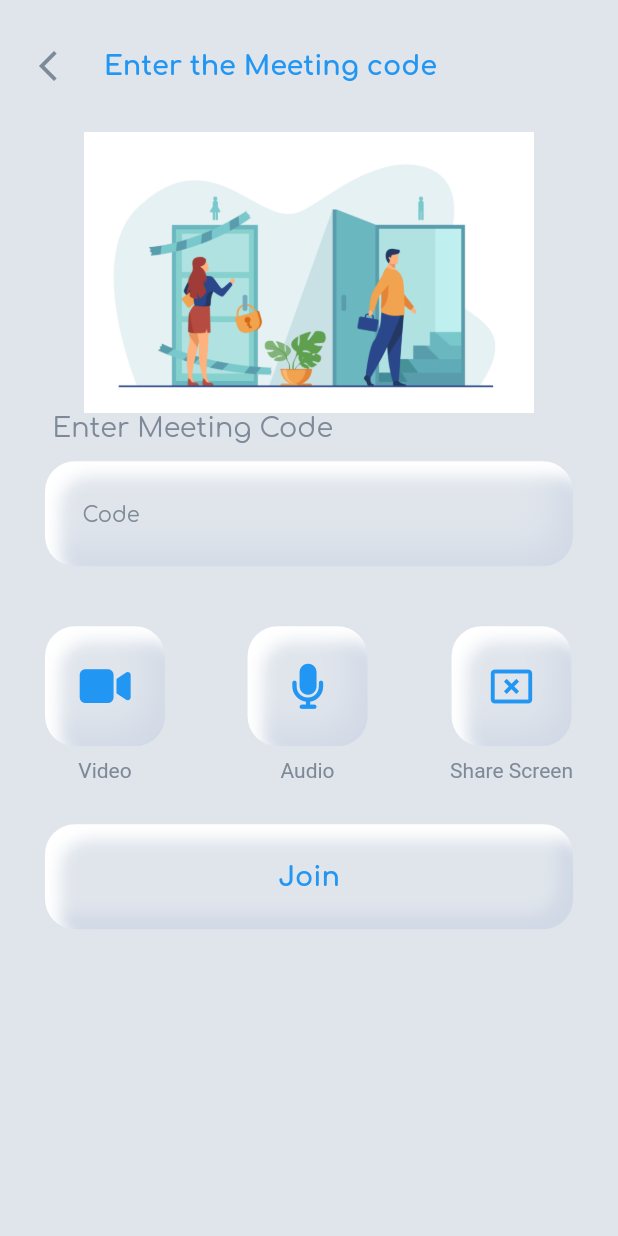
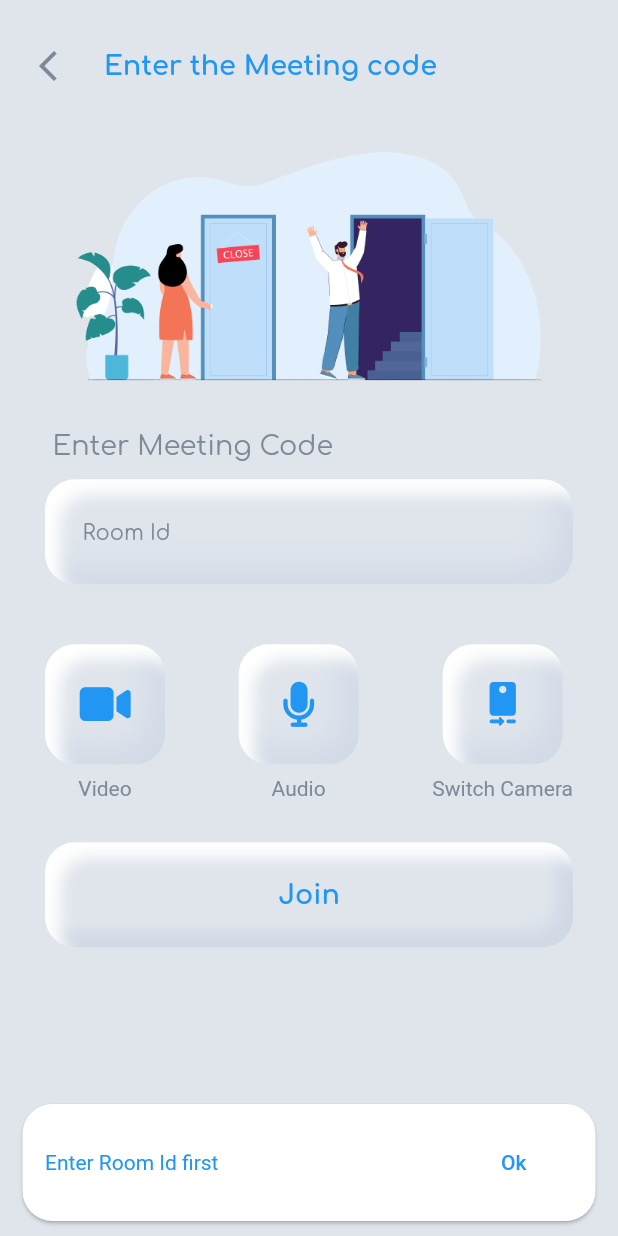
Before and after one commit to wasimk1501/Video_Conferencing_-_Messaging, a Flutter app: the JoinWithCode screen opened by its route, after a tap on "Video", after a tap on "Audio", after a tap on "Join", on a phone screen of 412 x 824 dp. Run offline on Flutter 3.47's test engine with Material 2 defaults, Android fonts, the phone set to English and light mode, and no system bars; our stand-ins replace firebase_auth, firebase_core, flutter_inset_box_shadow, font_awesome_flutter, form_field_validator, google_fonts and 3 more; missing offline and left inert: agora_rtc_engine; accounts and stored records are empty.

Commit message:
minor changes

```diff
--- a/lib/screens/create_meeting.dart
+++ b/lib/screens/create_meeting.dart
@@ -187,6 +187,9 @@ class _CreateMeetingState extends State<CreateMeeting> {
                                 MaterialPageRoute(
                                     builder: (context) => MeetingScreen(
                                           channelName: roomId,
+                                          isAudio: isAudio,
+                                          isVideo: isVideo,
+                                          isCameraFront: true,
                                         )));
                           } else {
                             Utils.showSnackbar(
--- a/lib/screens/join_with_code.dart
+++ b/lib/screens/join_with_code.dart
@@ -6,6 +6,10 @@ import 'package:video_conferencing/common/colors.dart';
 import 'package:video_conferencing/common/constant.dart';
 import 'package:video_conferencing/utils/joining_options.dart';
 import 'package:video_conferencing/utils/meet_textfield.dart';
+import 'package:video_conferencing/utils/other_utils/other_utils.dart';
+
+import '../utils/utils_class.dart';
+import 'meeting_screen.dart';
 
 class JoinWithCode extends StatefulWidget {
   const JoinWithCode({super.key});
@@ -14,13 +18,11 @@ class JoinWithCode extends StatefulWidget {
   State<JoinWithCode> createState() => _JoinWithCodeState();
 }
 
-TextEditingController codeController = TextEditingController();
-TextEditingController nameController = TextEditingController();
+TextEditingController meetTxtController = TextEditingController();
 
-// var uuid = Uuid();
 bool isAudio = false;
 bool isVideo = false;
-bool isShareScreen = false;
+bool isSwitchCamera = false;
 
 class _JoinWithCodeState extends State<JoinWithCode> {
   @override
@@ -67,13 +69,16 @@ class _JoinWithCodeState extends State<JoinWithCode> {
                     height: 20.0,
                   ),
                   Image.asset(
-                    "assets/images/room_join_vector.png",
-                    width: 300.0,
+                    "assets/images/room_join_vector2.png",
+                    width: 350.0,
+                  ),
+                  const SizedBox(
+                    height: 20.0,
                   ),
                   MeetTextfield(
-                    controller: codeController,
+                    controller: meetTxtController,
                     name: "Enter Meeting Code",
-                    hintText: "Code",
+                    hintText: "Room Id",
                     keyboardType: TextInputType.name,
                     readOnly: false,
                   ),
@@ -84,10 +89,17 @@ class _JoinWithCodeState extends State<JoinWithCode> {
                     mainAxisAlignment: MainAxisAlignment.spaceBetween,
                     children: [
                       GestureDetector(
-                        onTap: () {
+                        onTap: () async {
+                          bool isPermissionGranted =
+                              await handlePermissionsForCall(context);
+                          if (isPermissionGranted) {
                             setState(() {
                               isVideo = !isVideo;
                             });
+                          } else {
+                            Utils.showSnackbar(
+                                "Failed, Microphone Permission Required for Video Call");
+                          }
                         },
                         child: JoiningOption(
                             optionName: "Video",
@@ -96,10 +108,17 @@ class _JoinWithCodeState extends State<JoinWithCode> {
                                 : FontAwesomeIcons.videoSlash),
                       ),
                       GestureDetector(
-                        onTap: () {
+                        onTap: () async {
+                          bool isPermissionGranted =
+                              await handlePermissionsForCall(context);
+                          if (isPermissionGranted) {
                             setState(() {
                               isAudio = !isAudio;
                             });
+                          } else {
+                            Utils.showSnackbar(
+                                "Failed, Microphone Permission Required for Video Call");
+                          }
                         },
                         child: JoiningOption(
                             optionName: "Audio",
@@ -108,16 +127,12 @@ class _JoinWithCodeState extends State<JoinWithCode> {
                                 : FontAwesomeIcons.microphoneSlash),
                       ),
                       GestureDetector(
-                        onTap: () {
-                          setState(() {
-                            isShareScreen = !isShareScreen;
-                          });
-                        },
+                        onTap: () async {},
                         child: JoiningOption(
-                            optionName: "Share Screen",
-                            optionIcon: isShareScreen
-                                ? FontAwesomeIcons.mobileScreen
-                                : Icons.cancel_presentation_outlined),
+                            optionName: "Switch Camera",
+                            optionIcon: isSwitchCamera
+                                ? Icons.camera_front_rounded
+                                : Icons.camera_rear_rounded),
                       ),
                     ],
                   ),
@@ -144,7 +159,9 @@ class _JoinWithCodeState extends State<JoinWithCode> {
                             ],
                             color: NeomorphicColor.primaryColor,
                             borderRadius: const BorderRadius.all(
-                                  Radius.circular(20.0))),
+                              Radius.circular(20.0),
+                            ),
+                          ),
                           child: Center(
                             child: Text(
                               "Join",
@@ -155,7 +172,29 @@ class _JoinWithCodeState extends State<JoinWithCode> {
                             ),
                           ),
                         ),
-                        onTap: () {
+                        onTap: () async {
+                          if (meetTxtController.text.trim().isNotEmpty) {
+                            bool isPermissionGranted =
+                                await handlePermissionsForCall(context);
+                            if (isPermissionGranted) {
+                              Navigator.push(
+                                  context,
+                                  MaterialPageRoute(
+                                      builder: (context) => MeetingScreen(
+                                            channelName: meetTxtController.text,
+                                            isAudio: isAudio,
+                                            isVideo: isVideo,
+                                            isCameraFront: isSwitchCamera,
+                                          )));
+                            } else {
+                              Utils.showSnackbar(
+                                  "Failed, Microphone Permission Required for Video Call");
+                            }
+                          } else {
+                            Utils.showSnackbar(
+                              "Enter Room Id first",
+                            );
+                          }
                           // Navigator.pushNamed(context, "/meeting");
                         }),
                   ),
--- a/lib/screens/meeting_screen.dart
+++ b/lib/screens/meeting_screen.dart
@@ -6,7 +6,15 @@ import 'package:video_conferencing/utils/settings.dart';
 
 class MeetingScreen extends StatefulWidget {
   final String channelName;
-  const MeetingScreen({super.key, required this.channelName});
+  final bool isAudio;
+  final bool isVideo;
+  final bool? isCameraFront;
+  const MeetingScreen(
+      {super.key,
+      required this.channelName,
+      required this.isAudio,
+      required this.isVideo,
+      this.isCameraFront});
 
   @override
   State<MeetingScreen> createState() => _MeetingScreenState();
@@ -15,12 +23,12 @@ class MeetingScreen extends StatefulWidget {
 class _MeetingScreenState extends State<MeetingScreen> {
   static final _user = <int>[];
   final _infoString = <String>[];
-  String channelName = "MeetingMinds100";
+  // String? channelName = widget.channelName;
   String token = tempToken;
   int uid = 0; // uid of the local user
   bool muted = false;
   int? _remoteUid; // uid of the remote user
-  bool _isJoined = false; // Indicates if the local user has joined the channel
+  bool _isJoined = true; // Indicates if the local user has joined the channel
   late RtcEngine agoraEngine; // Agora engine instance
 
   final GlobalKey<ScaffoldMessengerState> scaffoldMessengerKey =
@@ -99,7 +107,7 @@ class _MeetingScreenState extends State<MeetingScreen> {
         controller: VideoViewController.remote(
           rtcEngine: agoraEngine,
           canvas: VideoCanvas(uid: _remoteUid),
-          connection: RtcConnection(channelId: channelName),
+          connection: RtcConnection(channelId: widget.channelName),
         ),
       );
     } else {
@@ -165,7 +173,7 @@ class _MeetingScreenState extends State<MeetingScreen> {
 
     await agoraEngine.joinChannel(
       token: token,
-      channelId: channelName,
+      channelId: widget.channelName,
       options: options,
       uid: uid,
     );
```
Also changed, not shown: lib/utils/other_utils/other_utils.dart (+20 -19 lines), pubspec.yaml (+6 -2 lines), assets/images/room_join_vector2.png (added), pubspec.lock, 5 other files. Lines whose indentation alone changed are shown as unchanged.
